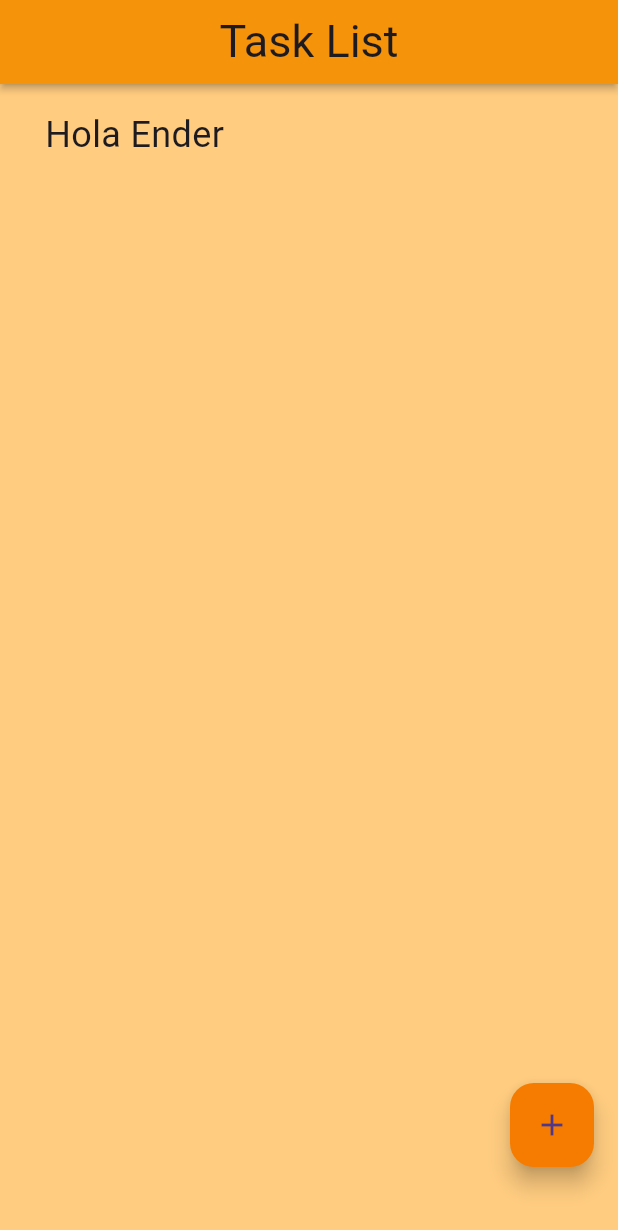
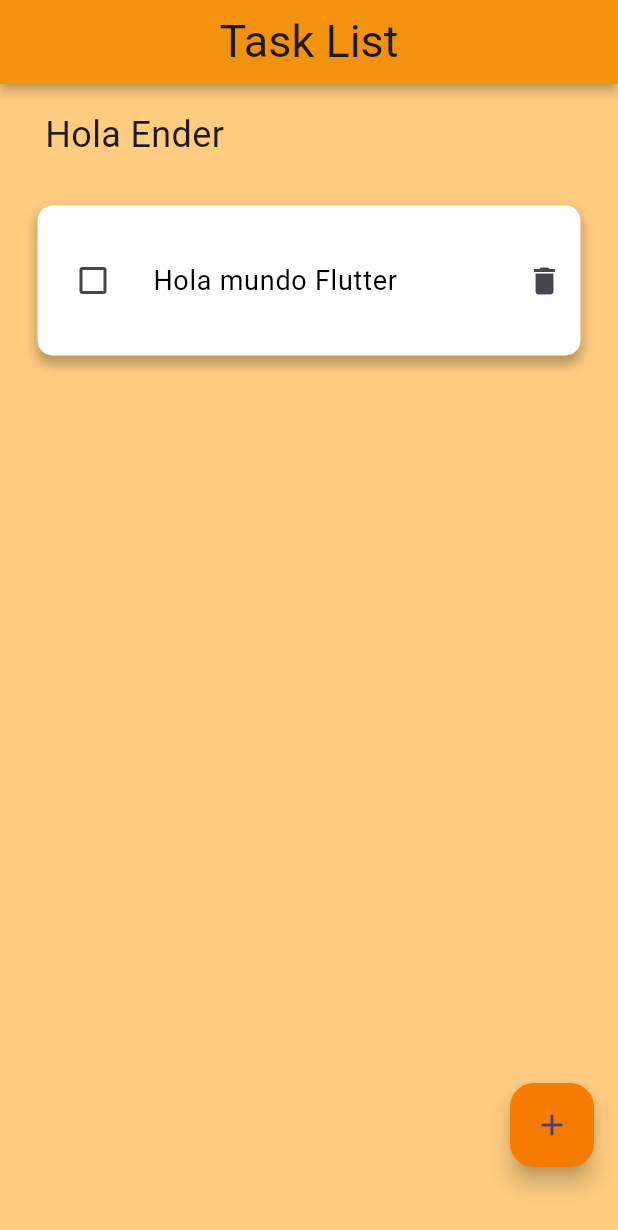
Before and after one commit to efra018/tasklist_app, a Flutter app: the screen it shows after launch, on a phone screen of 412 x 824 dp. Shown: the top 1230 px of the screen. Run offline on Flutter 3.47's test engine with Material 3 defaults, Android fonts, the phone set to English and light mode, and no system bars.

```diff
--- a/lib/presentation/screens/home_page.dart
+++ b/lib/presentation/screens/home_page.dart
@@ -1,5 +1,6 @@
 import 'package:flutter/material.dart';
 import 'package:tasklist_app/presentation/constants/custom_colors.dart';
+import 'package:tasklist_app/presentation/widgets/task_listview_widget.dart';
 
 void main() => runApp(const HomePage());
 
@@ -14,8 +15,8 @@ class HomePage extends StatelessWidget {
         backgroundColor: AppColors.backgroundColor,
         appBar: AppBar(
           shadowColor: Colors.black,
-          elevation: 2,
-          scrolledUnderElevation: 0,
+          elevation: 3,
+          // scrolledUnderElevation: 0,
           // toolbarHeight: 80,
           backgroundColor: AppColors.appBarColor,
           centerTitle: true,
@@ -41,7 +42,8 @@ class HomePage extends StatelessWidget {
             ),
             SizedBox(
               height: 30,
-            )
+            ),
+            TaskListView(),
           ],
         ),
         floatingActionButton: Column(
```
